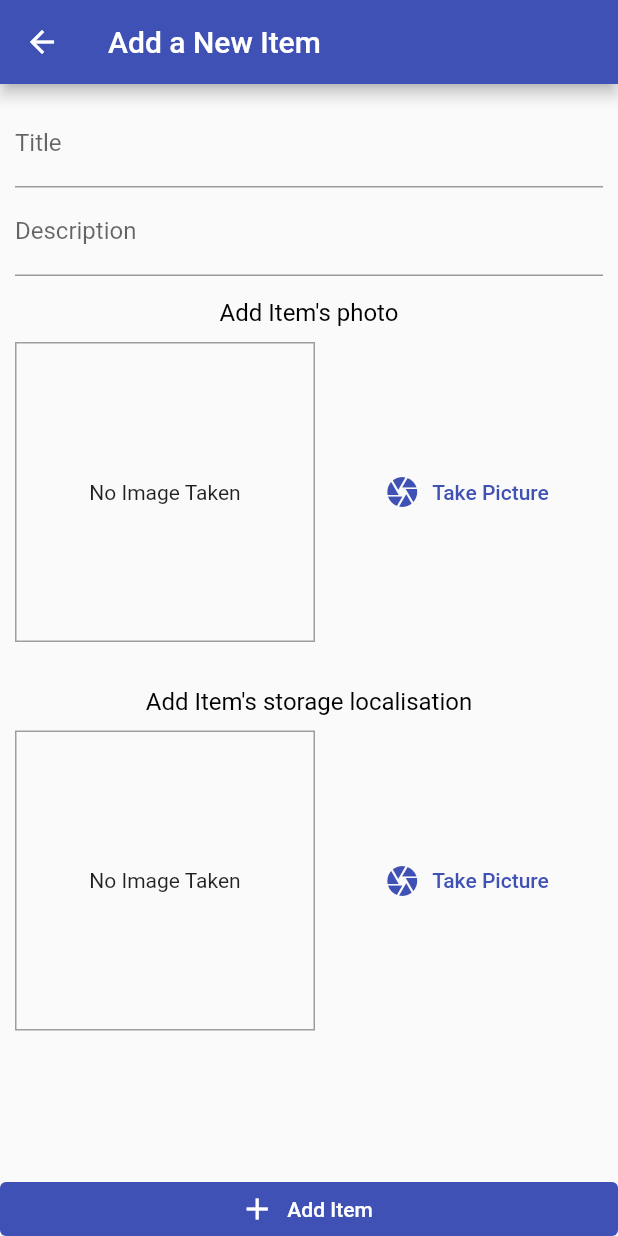
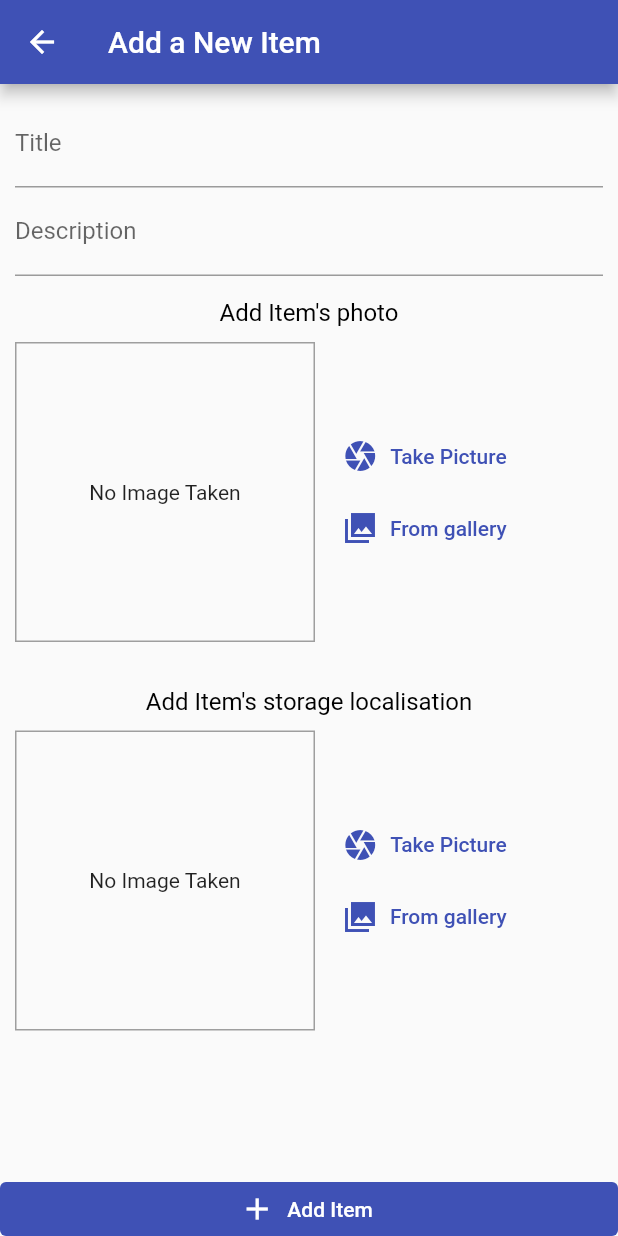
Before and after one commit to MateuszSredzinski/mess-manager, a Flutter app: the AddItemScreen screen opened by its route, after a tap on "Take Picture", on a phone screen of 412 x 824 dp. Run offline on Flutter 3.47's test engine with Material 2 defaults, Android fonts, the phone set to English and light mode, and no system bars; our stand-ins replace image_picker, sqflite; accounts and stored records are empty.

Commit message:
Adding second image from gallery is working

```diff
--- a/lib/main.dart
+++ b/lib/main.dart
@@ -14,7 +14,7 @@ class MyApp extends StatelessWidget {
     return ChangeNotifierProvider.value(
       value: YourItems(),
       child: MaterialApp(
-          title: 'Life manager',
+          title: 'Messmanager',
           theme: ThemeData(
             primarySwatch: Colors.indigo,
             accentColor: Colors.amber,
--- a/lib/screens/items_list_screen.dart
+++ b/lib/screens/items_list_screen.dart
@@ -36,7 +36,7 @@ class _ItemsListScreenState extends State<ItemsListScreen> {
   Widget build(BuildContext context) {
     return Scaffold(
       appBar: AppBar(
-        title: Text('Life manager'),
+        title: Text('Mess Manager'),
         actions: <Widget>[
           IconButton(
             icon: Icon(Icons.add),
--- a/lib/widgets/image_input.dart
+++ b/lib/widgets/image_input.dart
@@ -16,23 +16,25 @@ class ImageInput extends StatefulWidget {
 
 class _ImageInputState extends State<ImageInput> {
   File _storedImage;
+  File imageFile;
 
-  Future<void> _takePicture() async {
+  Future<File> _takePicture(ImageSource source) async {
+    final ImagePicker _picker = ImagePicker();
+    final XFile image = await _picker.pickImage(source: source);
+    final File imageFile = File(image.path);
 
-    final imageFile = await ImagePicker.pickImage(
-      source: ImageSource.camera,
-      maxWidth: 600,
-    );
     if (imageFile == null) {
-      return;
+      return null;
     }
     setState(() {
       _storedImage = imageFile;
     });
+
     final appDir = await syspaths.getApplicationDocumentsDirectory();
     final fileName = path.basename(imageFile.path);
     final savedImage = await imageFile.copy('${appDir.path}/$fileName');
     widget.onSelectImage(savedImage);
+    return imageFile;
   }
 
   @override
@@ -60,13 +62,25 @@ class _ImageInputState extends State<ImageInput> {
         SizedBox(
           width: 10,
         ),
-        Expanded(
-          child: TextButton.icon(
-            icon: Icon(Icons.camera),
-            label: Text('Take Picture'),
-            // textColor: Theme.of(context).primaryColor,
-            onPressed: _takePicture,
-          ),
+        Column(
+          children: [
+            SizedBox(
+              child: TextButton.icon(
+                icon: Icon(Icons.camera),
+                label: Text('Take Picture'),
+                // textColor: Theme.of(context).primaryColor,
+                onPressed: () => _takePicture(ImageSource.camera),
+              ),
+            ),
+            SizedBox(
+              child: TextButton.icon(
+                icon: Icon(Icons.photo_library_sharp),
+                label: Text('From gallery'),
+                // textColor: Theme.of(context).primaryColor,
+                onPressed: () => _takePicture(ImageSource.gallery),
+              ),
+            ),
+          ],
         ),
       ],
     );
```
Also changed, not shown: pubspec.yaml (+5 -7 lines), pubspec.lock, 2 other files.
